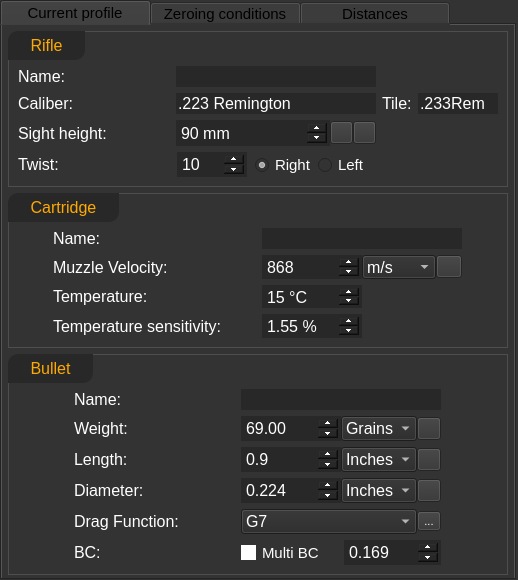
Above: ui_templates/profile_current.ui from o-murphy/archer_ballistics_constructor before the change. Below: the same form after it.
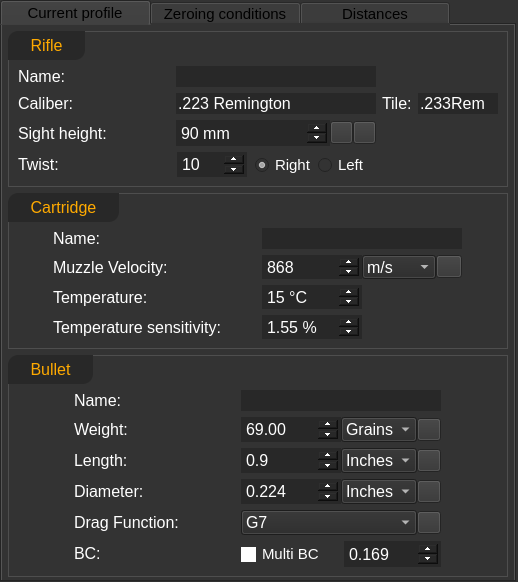
That is the form after the change. Icons and pictures are not drawn.

What changed in the file:
```diff
--- a/ui_templates/profile_current.ui
+++ b/ui_templates/profile_current.ui
@@ -7,7 +7,7 @@
     <x>0</x>
     <y>0</y>
     <width>518</width>
-    <height>580</height>
+    <height>582</height>
    </rect>
   </property>
   <property name="sizePolicy">
@@ -1604,7 +1604,12 @@
                 </font>
                </property>
                <property name="text">
-                <string>...</string>
+                <string/>
+               </property>
+               <property name="icon">
+                <iconset resource="../.rsrc/res.qrc">
+                 <normaloff>:/icons/res/drawable-hdpi-v4/settingsbtn_menu21a.png</normaloff>
+                 <disabledoff>:/icons/res/drawable-hdpi-v4/settingsbtn_menu21b.png</disabledoff>:/icons/res/drawable-hdpi-v4/settingsbtn_menu21a.png</iconset>
                </property>
               </widget>
              </item>
```
